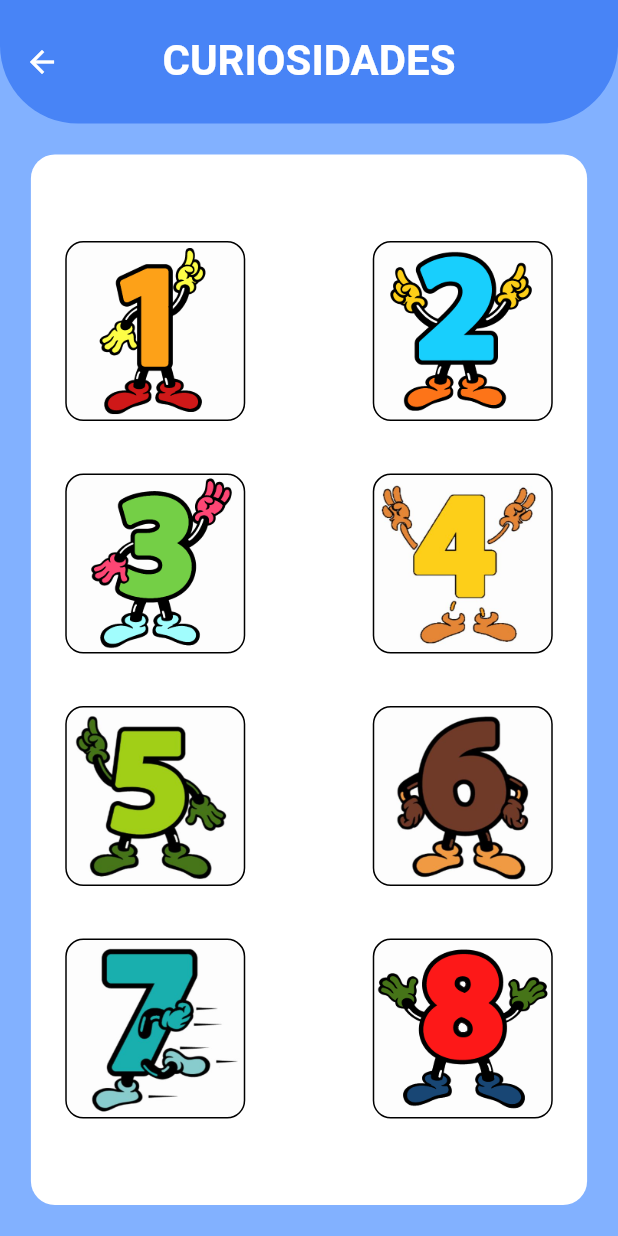
After one commit to priscillamelo/flutter_beaba, a Flutter app: the CuriosidadesScreen screen opened by its route, on a phone screen of 412 x 824 dp. The commit adds this screen. Run offline on Flutter 3.47's test engine with Material 3 defaults, Android fonts, the phone set to English and light mode, and no system bars; drawn by our look-alikes of animated_text_kit; our stand-ins replace circular_countdown_timer, google_fonts, youtube_player_flutter; Roboto replaces fonts that are missing (DynaPuff).

Commit message:
feat: add requirement curiosities

```diff
--- a/lib/main.dart
+++ b/lib/main.dart
@@ -2,6 +2,7 @@ import 'package:flutter/material.dart';
 import 'package:flutter_beaba/routes/screen_routes.dart';
 import 'package:flutter_beaba/screens/abc_drawing_screen.dart';
 import 'package:flutter_beaba/screens/colors_screen.dart';
+import 'package:flutter_beaba/screens/curiosidades.dart';
 import 'package:flutter_beaba/screens/drawing_screen_shapes.dart';
 import 'package:flutter_beaba/screens/identify_alphabet_libras.dart';
 import 'package:flutter_beaba/screens/menu_screen.dart';
@@ -66,6 +67,8 @@ class MyApp extends StatelessWidget {
             RecognizeColorsScreen(),
         ScreenRoutes.kColorMatchingScreen: (context) =>
             const TelaCombinacaoCores(),
+        ScreenRoutes.kCuriosidadesScreen: (context) =>
+            const CuriosidadesScreen(),
         ScreenRoutes.kIdentifyAlphabetLibras: (context) =>
             IdentifyAlphabetLibras(),
       },
--- a/lib/routes/screen_routes.dart
+++ b/lib/routes/screen_routes.dart
@@ -6,6 +6,7 @@ class ScreenRoutes {
   static const String kRecognizeLettersScreen = '/recognize-letters-screen';
   static const String kRecognizeColorsScreen = '/recognize-colors-screen';
   static const String kColorMatchingScreen = '/color-matching-screen';
+  static const String kCuriosidadesScreen = '/curiosidades-screen';
   static const String kIdentifyAlphabetLibras =
       '/identify-alphabet-libras-screen';
 }
--- /dev/null
+++ b/lib/screens/curiosidades.dart
@@ -0,0 +1,299 @@
+import 'package:flutter/material.dart';
+import 'package:youtube_player_flutter/youtube_player_flutter.dart';
+import 'package:animated_text_kit/animated_text_kit.dart';
+
+class CuriosidadesScreen extends StatefulWidget {
+  const CuriosidadesScreen({super.key});
+
+  @override
+  State<CuriosidadesScreen> createState() => _CuriosidadesScreenState();
+}
+
+class _CuriosidadesScreenState extends State<CuriosidadesScreen> {
+  YoutubePlayerController? _youtubeController;
+  bool _isPlayingVideo = false; // Indica se um vídeo está sendo reproduzido
+
+  // Inicializa o controlador do YouTube
+  void playYoutubeVideo(String videoId) {
+    if (_youtubeController != null) {
+      _youtubeController!.dispose();
+    }
+
+    setState(() {
+      _isPlayingVideo = true; // Muda para o modo de reprodução
+      _youtubeController = YoutubePlayerController(
+        initialVideoId: videoId,
+        flags: YoutubePlayerFlags(
+          autoPlay: true,
+          mute: false,
+        ),
+      )..addListener(() {
+          if (_youtubeController!.value.isFullScreen) {
+            return; // Evita ações indesejadas no modo tela cheia
+          }
+          // Verifica se o vídeo terminou
+          if (_youtubeController!.value.playerState == PlayerState.ended) {
+            setState(() {
+              _isPlayingVideo = false; // Retorna à interface inicial
+            });
+          }
+        });
+    });
+  }
+
+  @override
+  void dispose() {
+    _youtubeController?.dispose();
+    _youtubeController = null; // Evita referências posteriores
+    super.dispose();
+  }
+
+  @override
+  Widget build(BuildContext context) {
+    // Obter largura e altura da tela
+    final screenWidth = MediaQuery.of(context).size.width;
+    final screenHeight = MediaQuery.of(context).size.height;
+
+    return Scaffold(
+      backgroundColor: Colors.blueAccent.shade100,
+      appBar: AppBar(
+        leading: IconButton(
+          icon: Icon(
+            _isPlayingVideo ? Icons.close : Icons.arrow_back,
+            color: Colors.white,
+          ),
+          onPressed: () {
+            if (_isPlayingVideo) {
+              setState(() {
+                _youtubeController?.dispose();
+                _youtubeController =
+                    null; // Garante que o controlador seja reiniciado
+                _isPlayingVideo = false; // Volta para o modo inicial
+              });
+            } else {
+              Navigator.pop(context);
+            }
+          },
+        ),
+        title: AnimatedTextKit(
+          animatedTexts: [
+            WavyAnimatedText(
+              'CURIOSIDADES',
+              textStyle: const TextStyle(
+                color: Colors.white,
+                fontSize: 28.0,
+                fontWeight: FontWeight.bold,
+              ),
+            ),
+          ],
+          isRepeatingAnimation: true,
+        ),
+        centerTitle: true,
+        backgroundColor: Colors.blueAccent.shade200,
+        elevation: 5,
+        toolbarHeight: screenHeight * 0.1, // ***10% da altura da tela
+        shape: const RoundedRectangleBorder(
+          borderRadius: BorderRadius.vertical(
+            bottom: Radius.circular(52),
+          ),
+        ),
+      ),
+      body: Container(
+        margin: EdgeInsets.all(screenWidth * 0.05), // ***5% de margem
+        padding: EdgeInsets.all(screenWidth * 0.05), // ***5% de padding interno
+        decoration: BoxDecoration(
+          color: Colors.white,
+          borderRadius: BorderRadius.circular(16),
+        ),
+        child: _isPlayingVideo && _youtubeController != null
+            ? // ***Exibe o player do YouTube ocupando todo o espaço
+            YoutubePlayerBuilder(
+                player: YoutubePlayer(
+                  controller: _youtubeController!,
+                  showVideoProgressIndicator: true,
+                ),
+                builder: (context, player) {
+                  return SizedBox(
+                    width: double.infinity,
+                    height: double.infinity,
+                    child: player,
+                  );
+                },
+              )
+            : // ***Exibe os botões quando nenhum vídeo está sendo reproduzido
+            Center(
+                child: Wrap(
+                  spacing: 85.0, // ***Espaço horizontal entre os widgets
+                  runSpacing: 35.0, // ***Espaço vertical entre as linhas
+                  alignment: WrapAlignment.center,
+                  children: [
+                    // Botão 1
+                    InkWell(
+                      onTap: () {
+                        playYoutubeVideo('vtKop6XeqGg'); // ID do vídeo 1
+                      },
+                      child: Container(
+                        width: 120,
+                        height: 120,
+                        decoration: BoxDecoration(
+                          borderRadius: BorderRadius.circular(12),
+                          border: Border.all(
+                            color: Colors.black, // Cor da borda
+                            width: 1, // Largura da borda
+                          ),
+                          image: const DecorationImage(
+                            image: AssetImage('assets/images/numeros/1.jpg'),
+                            fit: BoxFit.cover,
+                          ),
+                        ),
+                      ),
+                    ),
+                    // Botão 2
+                    InkWell(
+                      onTap: () {
+                        playYoutubeVideo('RN1zJeFiv44');
+                      },
+                      child: Container(
+                        width: 120,
+                        height: 120,
+                        decoration: BoxDecoration(
+                          borderRadius: BorderRadius.circular(12),
+                          border: Border.all(
+                            color: Colors.black, // Cor da borda
+                            width: 1, // Largura da borda
+                          ),
+                          image: const DecorationImage(
+                            image: AssetImage('assets/images/numeros/2.jpg'),
+                            fit: BoxFit.cover,
+                          ),
+                        ),
+                      ),
+                    ),
+                    // Botão 3
+                    InkWell(
+                      onTap: () {
+                        playYoutubeVideo('KacvOavIp7I');
+                      },
+                      child: Container(
+                        width: 120,
+                        height: 120,
+                        decoration: BoxDecoration(
+                          borderRadius: BorderRadius.circular(12),
+                          border: Border.all(
+                            color: Colors.black, // Cor da borda
+                            width: 1, // Largura da borda
+                          ),
+                          image: const DecorationImage(
+                            image: AssetImage('assets/images/numeros/3.jpg'),
+                            fit: BoxFit.cover,
+                          ),
+                        ),
+                      ),
+                    ),
+                    InkWell(
+                      onTap: () {
+                        playYoutubeVideo('seNcQnkxwp8');
+                      },
+                      child: Container(
+                        width: 120,
+                        height: 120,
+                        decoration: BoxDecoration(
+                          borderRadius: BorderRadius.circular(12),
+                          border: Border.all(
+                            color: Colors.black, // Cor da borda
+                            width: 1, // Largura da borda
+                          ),
+                          image: const DecorationImage(
+                            image: AssetImage('assets/images/numeros/4.jpg'),
+                            fit: BoxFit.cover,
+                          ),
+                        ),
+                      ),
+                    ),
+                    InkWell(
+                      onTap: () {
+                        playYoutubeVideo('e2MYC1JpxqA');
+                      },
+                      child: Container(
+                        width: 120,
+                        height: 120,
+                        decoration: BoxDecoration(
+                          borderRadius: BorderRadius.circular(12),
+                          border: Border.all(
+                            color: Colors.black, // Cor da borda
+                            width: 1, // Largura da borda
+                          ),
+                          image: const DecorationImage(
+                            image: AssetImage('assets/images/numeros/5.jpg'),
+                            fit: BoxFit.cover,
+                          ),
+                        ),
+                      ),
+                    ),
+                    InkWell(
+                      onTap: () {
+                        playYoutubeVideo('TrjmQ14reMY');
+                      },
+                      child: Container(
+                        width: 120,
+                        height: 120,
+                        decoration: BoxDecoration(
+                          borderRadius: BorderRadius.circular(12),
+                          border: Border.all(
+                            color: Colors.black, // Cor da borda
+                            width: 1, // Largura da borda
+                          ),
+                          image: const DecorationImage(
+                            image: AssetImage('assets/images/numeros/6.jpg'),
+                            fit: BoxFit.cover,
+                          ),
+                        ),
+                      ),
+                    ),
+                    InkWell(
+                      onTap: () {
+                        playYoutubeVideo('lWfzQnSr2SE');
+                      },
+                      child: Container(
+                        width: 120,
+                        height: 120,
+                        decoration: BoxDecoration(
+                          borderRadius: BorderRadius.circular(12),
+                          border: Border.all(
+                            color: Colors.black, // Cor da borda
+                            width: 1, // Largura da borda
+                          ),
+                          image: const DecorationImage(
+                            image: AssetImage('assets/images/numeros/7.jpg'),
+                            fit: BoxFit.cover,
+                          ),
+                        ),
+                      ),
+                    ),
+                    InkWell(
+                      onTap: () {
+                        playYoutubeVideo('jrt2X8rXy-0');
+                      },
+                      child: Container(
+                        width: 120,
+                        height: 120,
+                        decoration: BoxDecoration(
+                          borderRadius: BorderRadius.circular(12),
+                          border: Border.all(
+                            color: Colors.black, // Cor da borda
+                            width: 1, // Largura da borda
+                          ),
+                          image: const DecorationImage(
+                            image: AssetImage('assets/images/numeros/8.jpg'),
+                            fit: BoxFit.cover,
+                          ),
+                        ),
+                      ),
+                    ),
+                  ],
+                ),
+              ),
+      ),
+    );
+  }
+}
--- a/lib/screens/menu_screen.dart
+++ b/lib/screens/menu_screen.dart
@@ -127,18 +127,12 @@ class _MenuWidgetState extends State<MenuWidget> {
                     gif: Image.asset('assets/gifs/menu/menu-shapes.gif'),
                     clipper: SquareClipper(),
                     color: Colors.green.shade100),
-                /*    MenuButtonComponent.buildCustomButton(
+                MenuButtonComponent.buildCustomButton(
                     context: context,
-                    routes: ScreenRoutes.kShapesScreen,
+                    routes: ScreenRoutes.kCuriosidadesScreen,
                     gif: Image.asset('assets/gifs/menu/menu-shapes.gif'),
                     clipper: SquareClipper(),
                     color: Colors.green.shade100),
-                MenuButtonComponent.buildCustomButton(
-                    context: context,
-                    routes: ScreenRoutes.kShapesScreen,
-                    gif: Image.asset('assets/gifs/menu/menu-shapes.gif'),
-                    clipper: SquareClipper(),
-                    color: Colors.green.shade100), */
               ],
             ),
           ),
--- a/pubspec.yaml
+++ b/pubspec.yaml
@@ -12,6 +12,8 @@ dependencies:
   image: ^4.5.0
   google_fonts: ^6.2.1
   circular_countdown_timer: ^0.2.4
+  youtube_player_flutter: ^9.1.1
+  animated_text_kit: ^4.2.2
 
 dev_dependencies:
   flutter_test:
@@ -28,6 +30,7 @@ flutter:
     - assets/images/formas2/
     - assets/images/letras_ma/
     - assets/images/letras_mi/
+    - assets/images/numeros/
     - assets/gifs/
     - assets/gifs/menu/
   fonts:
```
Also changed, not shown: assets/images/numeros/1.jpg (added), assets/images/numeros/2.jpg (added), assets/images/numeros/3.jpg (added), assets/images/numeros/4.jpg (added), assets/images/numeros/5.jpg (added), assets/images/numeros/6.jpg (added), assets/images/numeros/7.jpg (added), assets/images/numeros/8.jpg (added), pubspec.lock, 2 other files.
